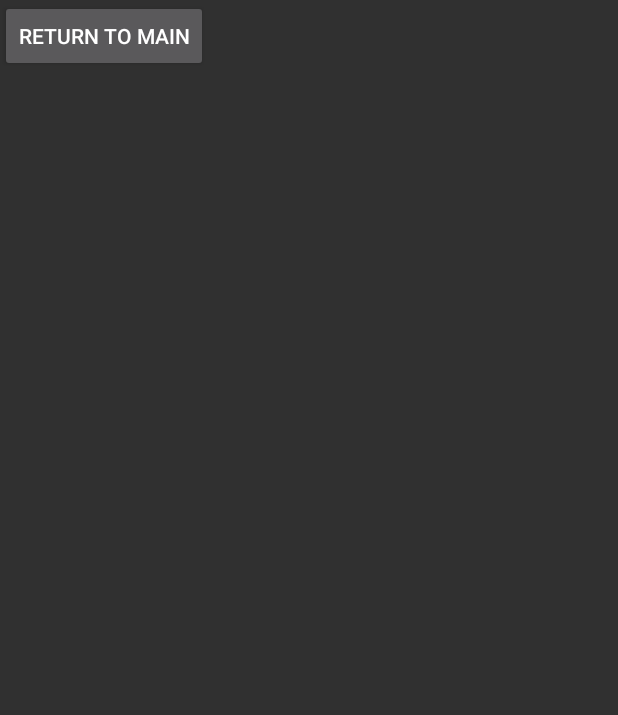
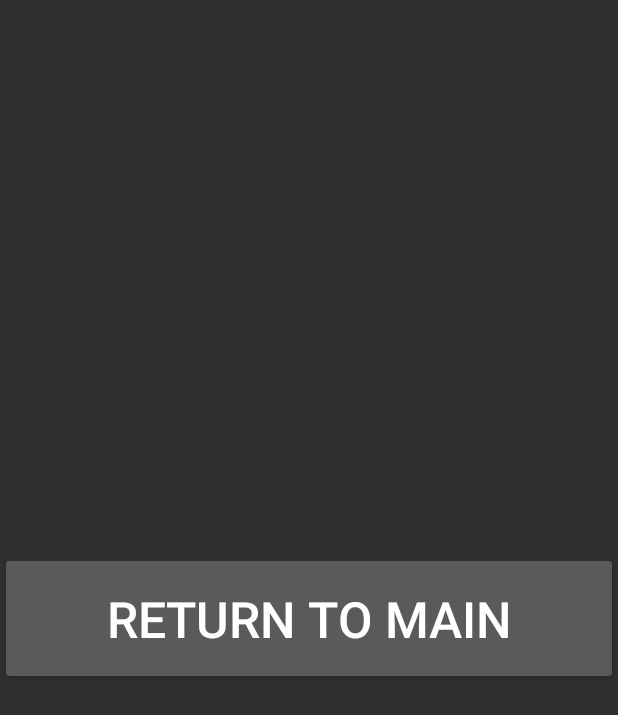
Before and after one commit to brandonkbuchs/576fp, an Android app: the createReport screen opened directly, with no data from a screen before it, on a phone screen of 412 x 824 dp. Shown: the top 715 px of the screen. Run offline under Robolectric (Android 15) with nearby library versions, the phone set to English and light mode, and no system bars.

Commit message:
Update create_report.xml to new layout

```diff
--- a/app/src/main/res/layout/create_report.xml
+++ b/app/src/main/res/layout/create_report.xml
@@ -1,18 +1,23 @@
 <?xml version="1.0" encoding="utf-8"?>
-<LinearLayout xmlns:android="http://schemas.android.com/apk/res/android"
+<androidx.constraintlayout.widget.ConstraintLayout xmlns:android="http://schemas.android.com/apk/res/android"
     xmlns:app="http://schemas.android.com/apk/res-auto"
     xmlns:tools="http://schemas.android.com/tools"
+    android:id="@+id/linearLayout3"
     android:layout_width="match_parent"
     android:layout_height="match_parent"
     tools:context=".createReport">
 
     <Button
         android:id="@+id/viewMain"
-        android:layout_width="wrap_content"
-        android:layout_height="wrap_content"
+        android:layout_width="match_parent"
+        android:layout_height="40pt"
         android:text="Return to Main"
-        tools:layout_editor_absoluteX="136dp"
-        tools:layout_editor_absoluteY="341dp" />
+        android:textSize="15pt"
+        app:layout_constraintBottom_toBottomOf="parent"
+        app:layout_constraintEnd_toEndOf="parent"
+        app:layout_constraintHorizontal_bias="0.5"
+        app:layout_constraintStart_toStartOf="parent"
+        app:layout_constraintTop_toTopOf="parent" />
 
 
-</LinearLayout>
+</androidx.constraintlayout.widget.ConstraintLayout>
```
